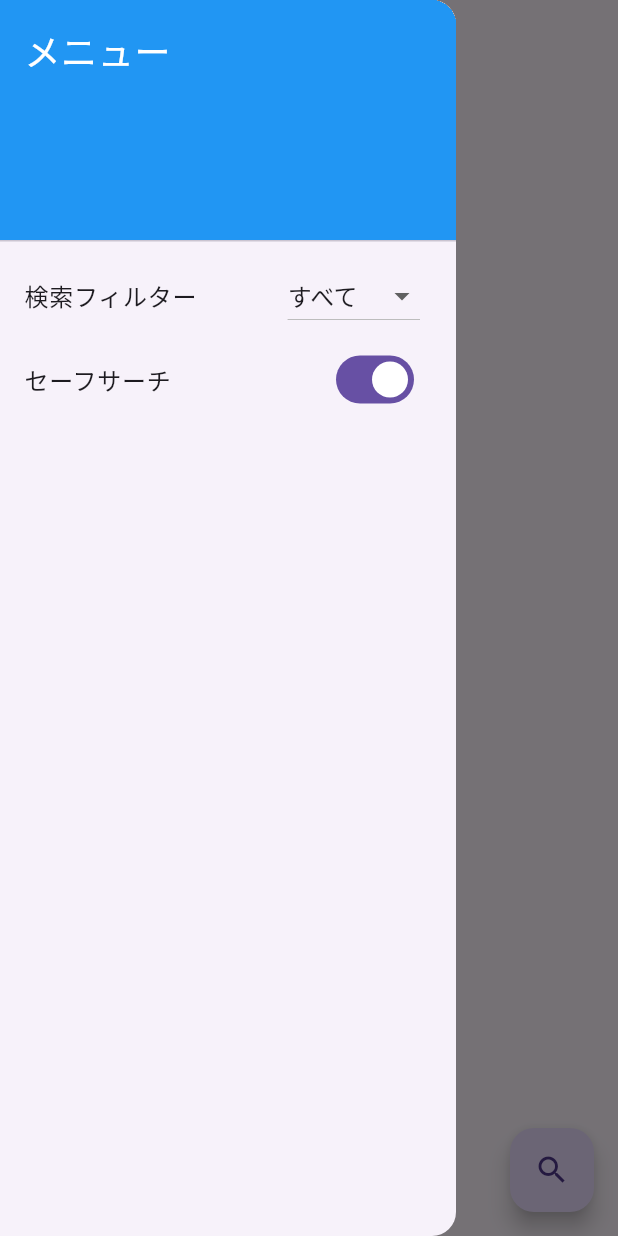
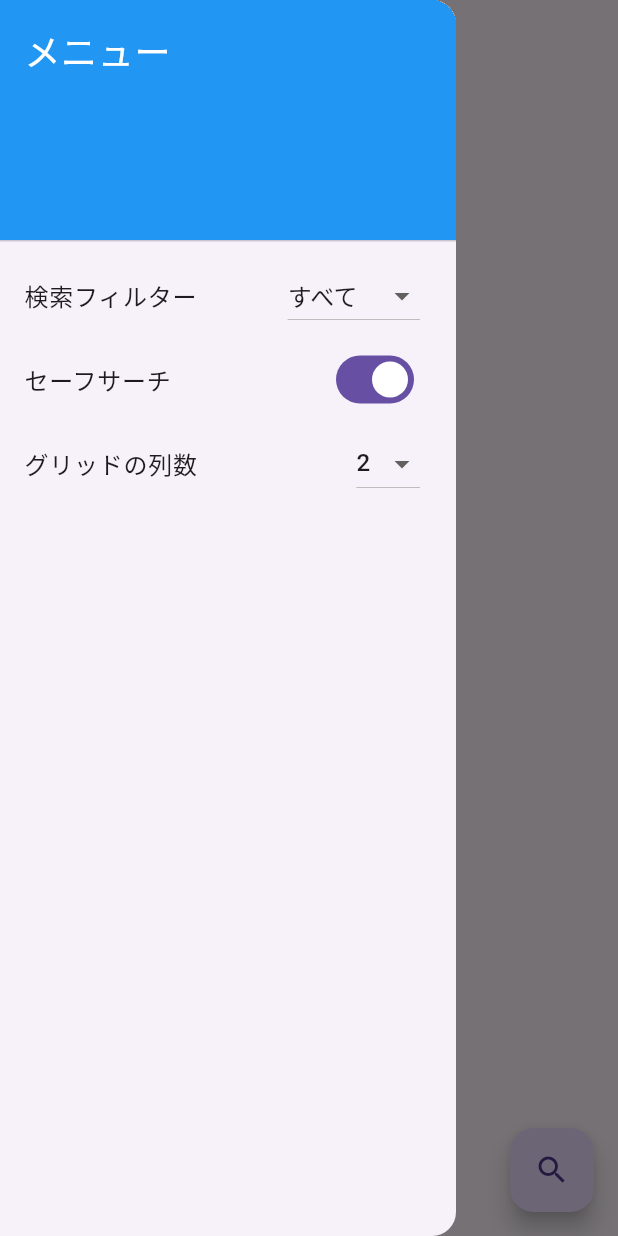
Before and after one commit to ribou3/brave_image_search_downloader, a Flutter app: the screen it shows after launch, with the side drawer open, on a phone screen of 412 x 824 dp. Run offline on Flutter 3.47's test engine with Material 3 defaults, Android fonts, the phone set to English and light mode, and no system bars.

Commit message:
グリッドの列数を追加

```diff
--- a/lib/brave_search_service.dart
+++ b/lib/brave_search_service.dart
@@ -1,38 +1,45 @@
 import 'dart:convert';
 import 'package:http/http.dart' as http;
 
+// BraveSearchService クラスは、Brave API を使って画像検索を行うサービスです。
 class BraveSearchService {
+  // API の基本 URL
   static const String _baseUrl =
       'https://api.search.brave.com/res/v1/images/search';
+  // API キー
   static const String _apiKey = 'BSAxnrwwLO9M4_MO87vf5IYBKBw8di_';
 
+  // 画像を検索するメソッド
   Future<List<ImageResult>> searchImages(
-    String query,
-    String filter,
-    bool safeSearch,
-    int offset,
+    String query, // 検索クエリ
+    String filter, // 検索フィルター
+    bool safeSearch, // セーフサーチの有効/無効
+    int offset, // 検索結果のオフセット
   ) async {
     try {
+      // API リクエストの送信
       final response = await http.get(
         Uri.parse(
             '$_baseUrl?q=$query&offset=$offset&safe=${safeSearch ? 'strict' : 'off'}'),
         headers: {'X-Subscription-Token': _apiKey},
       );
 
+      // レスポンスが正常かどうかの確認
       if (response.statusCode == 200) {
-        final data = json.decode(response.body);
+        final data = json.decode(response.body); // レスポンスボディのデコード
         if (data == null) {
           throw Exception('API response is null');
         }
-        final results = data['results'] as List?;
+        final results = data['results'] as List?; // 結果リストの取得
         if (results == null) {
           throw Exception('No results found in API response');
         }
         return results
-            .map((result) => ImageResult.fromJson(result))
-            .where((result) => result != null)
-            .cast<ImageResult>()
-            .toList();
+            .map((result) =>
+                ImageResult.fromJson(result)) // JSON を ImageResult に変換
+            .where((result) => result != null) // null でない結果のみをフィルタリング
+            .cast<ImageResult>() // ImageResult 型にキャスト
+            .toList(); // リストに変換
       } else {
         throw Exception('Failed to load images: ${response.statusCode}');
       }
@@ -43,11 +50,12 @@ class BraveSearchService {
   }
 }
 
+// ImageResult クラスは、画像検索結果の各画像の情報を格納します。
 class ImageResult {
-  final String thumbnailUrl;
-  final String imageUrl;
-  final String sourceUrl;
-  final String fullSizeUrl;
+  final String thumbnailUrl; // サムネイル URL
+  final String imageUrl; // 画像 URL
+  final String sourceUrl; // ソース URL
+  final String fullSizeUrl; // フルサイズ画像 URL
 
   ImageResult({
     required this.thumbnailUrl,
@@ -56,13 +64,14 @@ class ImageResult {
     required this.fullSizeUrl,
   });
 
+  // JSON から ImageResult オブジェクトを生成するファクトリメソッド
   static ImageResult? fromJson(Map<String, dynamic> json) {
     try {
       return ImageResult(
-        thumbnailUrl: json['thumbnail']?['src'] as String? ?? '',
-        imageUrl: json['image']?['src'] as String? ?? '',
-        sourceUrl: json['url'] as String? ?? '',
-        fullSizeUrl: json['image']?['src'] as String? ?? '',
+        thumbnailUrl: json['thumbnail']?['src'] as String? ?? '', // サムネイル URL
+        imageUrl: json['image']?['src'] as String? ?? '', // 画像 URL
+        sourceUrl: json['url'] as String? ?? '', // ソース URL
+        fullSizeUrl: json['image']?['src'] as String? ?? '', // フルサイズ画像 URL
       );
     } catch (e) {
       print('Error parsing ImageResult: $e');
--- a/lib/home_page.dart
+++ b/lib/home_page.dart
@@ -18,6 +18,7 @@ class _HomePageState extends State<HomePage> {
   bool _safeSearch = true;
   String _selectedFilter = 'すべて';
   int _offset = 0;
+  int _crossAxisCount = 2; // 新しい変数: グリッドの列数
 
   @override
   Widget build(BuildContext context) {
@@ -40,8 +41,8 @@ class _HomePageState extends State<HomePage> {
                 return false;
               },
               child: GridView.builder(
-                gridDelegate: const SliverGridDelegateWithFixedCrossAxisCount(
-                  crossAxisCount: 2,
+                gridDelegate: SliverGridDelegateWithFixedCrossAxisCount(
+                  crossAxisCount: _crossAxisCount, // 更新: 動的な列数
                   crossAxisSpacing: 4,
                   mainAxisSpacing: 4,
                 ),
@@ -54,8 +55,11 @@ class _HomePageState extends State<HomePage> {
                       fit: BoxFit.cover,
                       errorBuilder: (context, error, stackTrace) {
                         print('Error loading image: $error');
-                        _imageResults.removeAt(index);
-                        setState(() {});
+                        WidgetsBinding.instance!.addPostFrameCallback((_) {
+                          setState(() {
+                            _imageResults.removeAt(index);
+                          });
+                        });
                         return const SizedBox();
                       },
                     ),
@@ -115,6 +119,26 @@ class _HomePageState extends State<HomePage> {
               });
             },
           ),
+          ListTile(
+            title: const Text('グリッドの列数'),
+            trailing: DropdownButton<int>(
+              value: _crossAxisCount,
+              onChanged: (int? newValue) {
+                if (newValue != null) {
+                  setState(() {
+                    _crossAxisCount = newValue;
+                  });
+                }
+              },
+              items: List.generate(10, (index) => index + 1)
+                  .map<DropdownMenuItem<int>>((int value) {
+                return DropdownMenuItem<int>(
+                  value: value,
+                  child: Text(value.toString()),
+                );
+              }).toList(),
+            ),
+          ),
         ],
       ),
     );
@@ -125,22 +149,23 @@ class _HomePageState extends State<HomePage> {
       context: context,
       builder: (context) {
         return AlertDialog(
-          title: const Text('画像を検索'),
+          title: const Text('画像を検索'), // ダイアログのタイトル
           content: TextField(
-            controller: _searchController,
-            decoration: const InputDecoration(hintText: "検索キーワードを入力"),
-            onSubmitted: (_) => _searchImages(),
+            controller: _searchController, // 検索テキストフィールドのコントローラ
+            decoration:
+                const InputDecoration(hintText: "検索キーワードを入力"), // ヒントテキスト
+            onSubmitted: (_) => _searchImages(), // 検索キーワードを送信したときの処理
           ),
           actions: [
             TextButton(
-              child: const Text('キャンセル'),
-              onPressed: () => Navigator.pop(context),
+              child: const Text('キャンセル'), // キャンセルボタン
+              onPressed: () => Navigator.pop(context), // ダイアログを閉じる処理
             ),
             TextButton(
-              child: const Text('検索'),
+              child: const Text('検索'), // 検索ボタン
               onPressed: () {
                 Navigator.pop(context);
-                _searchImages();
+                _searchImages(); // 検索を実行する処理
               },
             ),
           ],
@@ -151,29 +176,30 @@ class _HomePageState extends State<HomePage> {
 
   Future<void> _searchImages() async {
     setState(() {
-      _isLoading = true;
-      _offset = 0;
-      _imageResults.clear();
+      _isLoading = true; // ローディング中に設定
+      _offset = 0; // オフセットをリセット
+      _imageResults.clear(); // 検索結果をクリア
     });
 
     try {
       final results = await _searchService.searchImages(
-        _searchController.text,
-        _selectedFilter,
-        _safeSearch,
-        _offset,
+        // 画像を検索する処理
+        _searchController.text, // 検索キーワード
+        _selectedFilter, // フィルター
+        _safeSearch, // セーフサーチ
+        _offset, // オフセット
       );
       setState(() {
-        _imageResults = results;
-        _isLoading = false;
-        _offset += results.length;
+        _imageResults = results; // 検索結果を設定
+        _isLoading = false; // ローディング中を解除
+        _offset += results.length; // オフセットを更新
       });
     } catch (e) {
       setState(() {
-        _isLoading = false;
+        _isLoading = false; // ローディング中を解除
       });
       ScaffoldMessenger.of(context).showSnackBar(
-        SnackBar(content: Text('画像の検索中にエラーが発生しました: $e')),
+        SnackBar(content: Text('画像の検索中にエラーが発生しました: $e')), // エラーメッセージの表示
       );
     }
   }
@@ -181,27 +207,28 @@ class _HomePageState extends State<HomePage> {
   Future<void> _loadMoreImages() async {
     if (!_isLoading) {
       setState(() {
-        _isLoading = true;
+        _isLoading = true; // ローディング中に設定
       });
 
       try {
         final results = await _searchService.searchImages(
-          _searchController.text,
-          _selectedFilter,
-          _safeSearch,
-          _offset,
+          // 画像を追加で読み込む処理
+          _searchController.text, // 検索キーワード
+          _selectedFilter, // フィルター
+          _safeSearch, // セーフサーチ
+          _offset, // オフセット
         );
         setState(() {
-          _imageResults.addAll(results);
-          _isLoading = false;
-          _offset += results.length;
+          _imageResults.addAll(results); // 追加の検索結果をリストに追加
+          _isLoading = false; // ローディング中を解除
+          _offset += results.length; // オフセットを更新
         });
       } catch (e) {
         setState(() {
-          _isLoading = false;
+          _isLoading = false; // ローディング中を解除
         });
         ScaffoldMessenger.of(context).showSnackBar(
-          SnackBar(content: Text('エラーが発生しました: $e')),
+          SnackBar(content: Text('エラーが発生しました: $e')), // エラーメッセージの表示
         );
       }
     }
@@ -211,7 +238,8 @@ class _HomePageState extends State<HomePage> {
     Navigator.push(
       context,
       MaterialPageRoute(
-        builder: (context) => ImageDetailPage(imageResult: imageResult),
+        builder: (context) =>
+            ImageDetailPage(imageResult: imageResult), // 画像詳細ページを開く処理
       ),
     );
   }
--- a/lib/image_detail_page.dart
+++ b/lib/image_detail_page.dart
@@ -2,8 +2,9 @@ import 'package:flutter/material.dart';
 import 'package:url_launcher/url_launcher.dart';
 import 'brave_search_service.dart';
 
+// 画像詳細ページを表示するStatefulWidget
 class ImageDetailPage extends StatefulWidget {
-  final ImageResult imageResult;
+  final ImageResult imageResult; // 画像結果のインスタンスを受け取る
 
   const ImageDetailPage({Key? key, required this.imageResult})
       : super(key: key);
@@ -12,6 +13,7 @@ class ImageDetailPage extends StatefulWidget {
   _ImageDetailPageState createState() => _ImageDetailPageState();
 }
 
+// 画像詳細ページの状態を管理するクラス
 class _ImageDetailPageState extends State<ImageDetailPage> {
   Widget? child;
 
@@ -23,20 +25,22 @@ class _ImageDetailPageState extends State<ImageDetailPage> {
         actions: [
           IconButton(
             icon: const Icon(Icons.open_in_browser),
-            onPressed: () => _launchURL(widget.imageResult.sourceUrl),
+            onPressed: () =>
+                _launchURL(widget.imageResult.sourceUrl), // ブラウザで画像のソースURLを開く
           ),
         ],
       ),
       body: Center(
-        child: _validateAndLoadImage(),
+        child: _validateAndLoadImage(), // 画像を検証して読み込む
       ),
       floatingActionButton: FloatingActionButton(
-        onPressed: () => _downloadImage(context),
+        onPressed: () => _downloadImage(context), // 画像をダウンロードする
         child: const Icon(Icons.download),
       ),
     );
   }
 
+  // 画像のURLを検証して読み込むウィジェットを返す
   Widget _validateAndLoadImage() {
     final imageUrl = widget.imageResult.fullSizeUrl;
     if (_isValidUrl(imageUrl)) {
@@ -73,6 +77,7 @@ class _ImageDetailPageState extends State<ImageDetailPage> {
     }
   }
 
+  // URLが有効かどうかを検証するメソッド
   bool _isValidUrl(String url) {
     try {
       final uri = Uri.parse(url);
@@ -82,6 +87,7 @@ class _ImageDetailPageState extends State<ImageDetailPage> {
     }
   }
 
+  // URLをブラウザで開くメソッド
   void _launchURL(String urlString) async {
     final Uri url = Uri.parse(urlString);
     if (await canLaunchUrl(url)) {
@@ -91,6 +97,7 @@ class _ImageDetailPageState extends State<ImageDetailPage> {
     }
   }
 
+  // 画像をダウンロードするメソッド
   void _downloadImage(BuildContext context) async {
     print('Downloading image: ${widget.imageResult.fullSizeUrl}');
     ScaffoldMessenger.of(context).showSnackBar(
```
Also changed, not shown: 1 other file.
